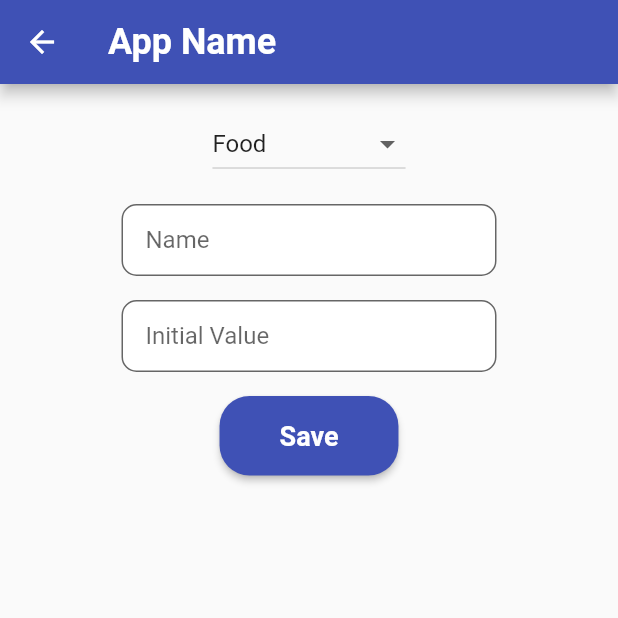
After one commit to ulascancmgl/expenser, a Flutter app: the screen it shows after launch, after a tap on "Inflation", on a phone screen of 412 x 824 dp, the top half of it. The commit adds this screen. Run offline on Flutter 3.47's test engine with Material 2 defaults, Android fonts, the phone set to English and light mode, and no system bars; our stand-ins replace shared_preferences, syncfusion_flutter_charts; network calls fail.

Commit message:
added inflation page

```diff
--- a/lib/exchange.dart
+++ b/lib/exchange.dart
@@ -183,6 +183,7 @@ class _ExchangePageState extends State<ExchangePage> {
                 ),
               ),
             ),
+            SizedBox(height: 16.0),
             InkWell(
               onTap: () async {
                 final selectedCurrency = await showDialog<Currency>(
--- /dev/null
+++ b/lib/inflation.dart
@@ -0,0 +1,285 @@
+import 'package:flutter/material.dart';
+import 'package:shared_preferences/shared_preferences.dart';
+
+import 'model.dart';
+
+class InflationPage extends StatefulWidget {
+  @override
+  _InflationPageState createState() => _InflationPageState();
+}
+
+class _InflationPageState extends State<InflationPage> {
+  List<Item> items = [];
+  final TextEditingController nameController = TextEditingController();
+  final TextEditingController initialValueController = TextEditingController();
+  final Map<int, TextEditingController> newValueControllers = {};
+
+  String selectedCategory = 'Food';
+
+  @override
+  void didChangeDependencies() {
+    super.didChangeDependencies();
+    loadItems();
+  }
+
+  Future<void> loadItems() async {
+    SharedPreferences prefs = await SharedPreferences.getInstance();
+    List<String> itemStrings = prefs.getStringList('items') ?? [];
+    setState(() {
+      items = itemStrings.map((str) {
+        List<String> parts = str.split('|');
+        List<double> values =
+            parts.sublist(3).map((val) => double.parse(val)).toList();
+        return Item(parts[0], parts[1], double.parse(parts[2]), values);
+      }).toList();
+
+      newValueControllers.clear();
+      items.asMap().forEach((index, item) {
+        newValueControllers[index] = TextEditingController();
+      });
+    });
+  }
+
+  Future<void> saveItems() async {
+    SharedPreferences prefs = await SharedPreferences.getInstance();
+    List<String> itemStrings = items.map((item) {
+      List<String> values = item.values.map((val) => val.toString()).toList();
+      return '${item.category}|${item.name}|${item.initialValue}|${values.join('|')}';
+    }).toList();
+    await prefs.setStringList('items', itemStrings);
+  }
+
+  void addNewValueController(int itemIndex) {
+    newValueControllers[itemIndex] = TextEditingController();
+  }
+
+  void removeNewValueController(int itemIndex) {
+    newValueControllers.remove(itemIndex);
+  }
+
+  void deleteItem(int itemIndex) {
+    setState(() {
+      items.removeAt(itemIndex);
+      saveItems();
+    });
+  }
+
+  @override
+  Widget build(BuildContext context) {
+    return Scaffold(
+      appBar: AppBar(
+        title: Text(
+          'App Name',
+          style: TextStyle(
+            color: Colors.white,
+            fontSize: 24.0,
+            fontWeight: FontWeight.bold,
+          ),
+        ),
+        backgroundColor: Colors.indigo,
+      ),
+      body: Column(
+        children: [
+          SizedBox(height: 16.0),
+          DropdownButton<String>(
+            value: selectedCategory,
+            items: [
+              'Food',
+              'Transportation',
+              'Shopping',
+              'Entertainment',
+              'Bills',
+              'Others',
+            ].map((category) {
+              return DropdownMenuItem<String>(
+                value: category,
+                child: Text(category),
+              );
+            }).toList(),
+            onChanged: (value) {
+              setState(() {
+                selectedCategory = value!;
+              });
+            },
+          ),
+          SizedBox(height: 16.0),
+          Container(
+            width: 250.0,
+            child: TextField(
+              controller: nameController,
+              decoration: InputDecoration(
+                labelText: 'Name',
+                filled: true,
+                fillColor: Colors.white,
+                contentPadding: EdgeInsets.symmetric(horizontal: 16.0),
+                border: OutlineInputBorder(
+                  borderRadius: BorderRadius.circular(10.0),
+                ),
+              ),
+            ),
+          ),
+          SizedBox(height: 16.0),
+          Container(
+            width: 250.0,
+            child: TextField(
+              controller: initialValueController,
+              keyboardType: TextInputType.number,
+              decoration: InputDecoration(
+                labelText: 'Initial Value',
+                filled: true,
+                fillColor: Colors.white,
+                contentPadding: EdgeInsets.symmetric(horizontal: 16.0),
+                border: OutlineInputBorder(
+                  borderRadius: BorderRadius.circular(10.0),
+                ),
+              ),
+            ),
+          ),
+          SizedBox(height: 16.0),
+          ElevatedButton(
+            child: Text(
+              'Save',
+              style: TextStyle(
+                fontSize: 18.0,
+                fontWeight: FontWeight.bold,
+              ),
+            ),
+            style: ElevatedButton.styleFrom(
+              backgroundColor: Colors.indigo,
+              shape: RoundedRectangleBorder(
+                borderRadius: BorderRadius.circular(20.0),
+              ),
+              padding: EdgeInsets.symmetric(
+                horizontal: 40.0,
+                vertical: 16.0,
+              ),
+            ),
+            onPressed: () {
+              String name = nameController.text.trim();
+              double initialValue =
+                  double.tryParse(initialValueController.text.trim()) ?? 0.0;
+              if (name.isNotEmpty && initialValue > 0) {
+                setState(() {
+                  Item newItem = Item(
+                      selectedCategory, name, initialValue, [initialValue]);
+                  items.add(newItem);
+                  nameController.clear();
+                  initialValueController.clear();
+                  saveItems();
+                  addNewValueController(items.length - 1);
+                });
+              }
+            },
+          ),
+          SizedBox(height: 16.0),
+          Expanded(
+            child: ListView.builder(
+              itemCount: items.length,
+              itemBuilder: (context, index) {
+                Item item = items[index];
+                return Column(
+                  crossAxisAlignment: CrossAxisAlignment.start,
+                  children: [
+                    ListTile(
+                      title: Text(item.name),
+                      subtitle: Column(
+                        crossAxisAlignment: CrossAxisAlignment.start,
+                        children: [
+                          Text('${item.category} - ${item.initialValue}'),
+                          ListView.builder(
+                            shrinkWrap: true,
+                            physics: NeverScrollableScrollPhysics(),
+                            itemCount: item.values.length - 1,
+                            itemBuilder: (context, valueIndex) {
+                              double value = item.values[valueIndex + 1];
+                              double inflation =
+                                  item.calculateInflation(valueIndex + 1);
+                              return Padding(
+                                padding: const EdgeInsets.only(left: 16.0),
+                                child: Row(
+                                  children: [
+                                    Text('$value'),
+                                    SizedBox(width: 8.0),
+                                    Text('Inflation: $inflation%'),
+                                  ],
+                                ),
+                              );
+                            },
+                          ),
+                          SizedBox(height: 16.0),
+                          Container(
+                            width: 250.0,
+                            child: TextField(
+                              controller: newValueControllers[index],
+                              keyboardType: TextInputType.number,
+                              decoration: InputDecoration(
+                                labelText: 'New Value',
+                                filled: true,
+                                fillColor: Colors.white,
+                                contentPadding:
+                                    EdgeInsets.symmetric(horizontal: 16.0),
+                                border: OutlineInputBorder(
+                                  borderRadius: BorderRadius.circular(10.0),
+                                ),
+                              ),
+                            ),
+                          ),
+                          SizedBox(height: 16.0),
+                          Row(
+                            mainAxisAlignment: MainAxisAlignment.spaceBetween,
+                            children: [
+                              ElevatedButton(
+                                child: Text(
+                                  'Update',
+                                  style: TextStyle(
+                                    fontSize: 18.0,
+                                    fontWeight: FontWeight.bold,
+                                  ),
+                                ),
+                                style: ElevatedButton.styleFrom(
+                                  backgroundColor: Colors.indigo,
+                                  shape: RoundedRectangleBorder(
+                                    borderRadius: BorderRadius.circular(20.0),
+                                  ),
+                                  padding: EdgeInsets.symmetric(
+                                    horizontal: 20.0,
+                                    vertical: 12.0,
+                                  ),
+                                ),
+                                onPressed: () {
+                                  double newValue = double.tryParse(
+                                          newValueControllers[index]!
+                                              .text
+                                              .trim()) ??
+                                      0.0;
+                                  if (newValue > 0) {
+                                    setState(() {
+                                      item.values.add(newValue);
+                                      newValueControllers[index]!.clear();
+                                      saveItems();
+                                    });
+                                  }
+                                },
+                              ),
+                              IconButton(
+                                icon: Icon(Icons.delete),
+                                onPressed: () {
+                                  deleteItem(index);
+                                },
+                              ),
+                            ],
+                          ),
+                        ],
+                      ),
+                    ),
+                    Divider(),
+                  ],
+                );
+              },
+            ),
+          ),
+        ],
+      ),
+    );
+  }
+}
--- a/lib/main.dart
+++ b/lib/main.dart
@@ -4,6 +4,7 @@ import 'package:flutter/material.dart';
 import 'exchange.dart';
 import 'income.dart';
 import 'expense.dart';
+import 'inflation.dart';
 
 void main() {
   runApp(ExpenseCalculatorApp());
@@ -72,6 +73,17 @@ class HomePage extends StatelessWidget {
                 Navigator.push(
                   context,
                   MaterialPageRoute(
+                    builder: (context) => InflationPage(),
+                  ),
+                );
+              },
+              child: Text('Inflation'),
+            ),
+            ElevatedButton(
+              onPressed: () {
+                Navigator.push(
+                  context,
+                  MaterialPageRoute(
                     builder: (context) => ExchangePage(),
                   ),
                 );
--- /dev/null
+++ b/lib/model.dart
@@ -0,0 +1,19 @@
+class Item {
+  String category;
+  String name;
+  double initialValue;
+  List<double> values;
+
+  Item(this.category, this.name, this.initialValue, this.values);
+
+  double calculateInflation(int valueIndex) {
+    if (valueIndex <= 0 || valueIndex >= values.length) {
+      return 0.0;
+    }
+
+    double currentValue = values[valueIndex];
+    double previousValue = values[valueIndex - 1];
+    double inflation = ((currentValue - previousValue) / previousValue) * 100.0;
+    return inflation.isNaN ? 0.0 : inflation;
+  }
+}
```
